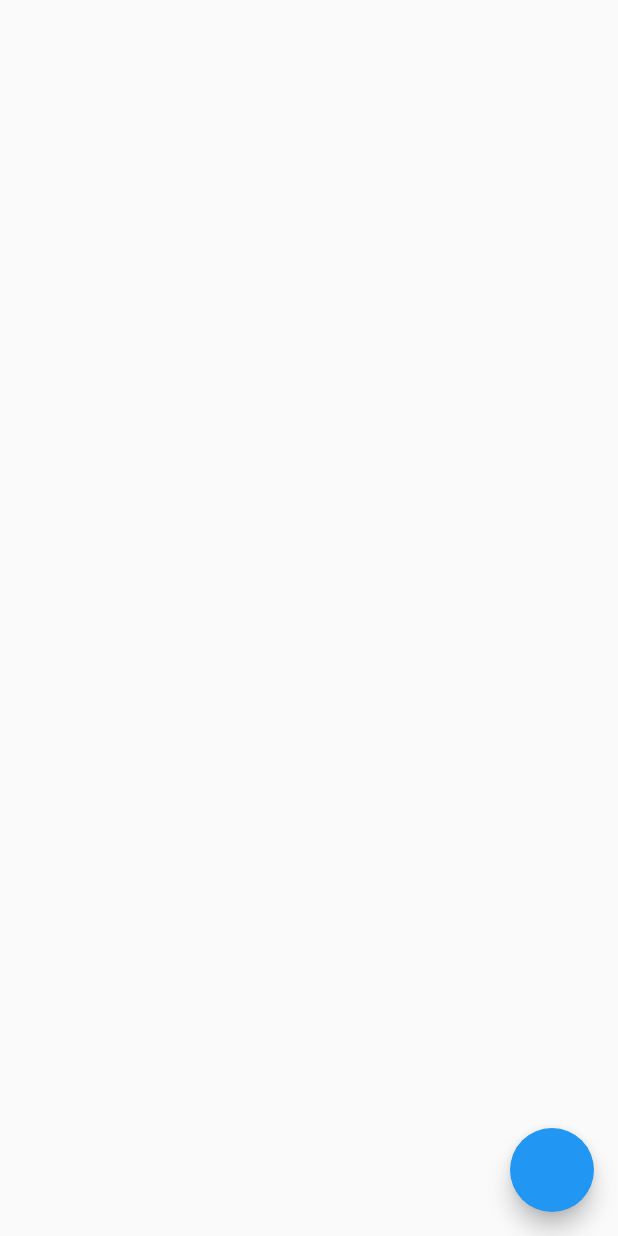
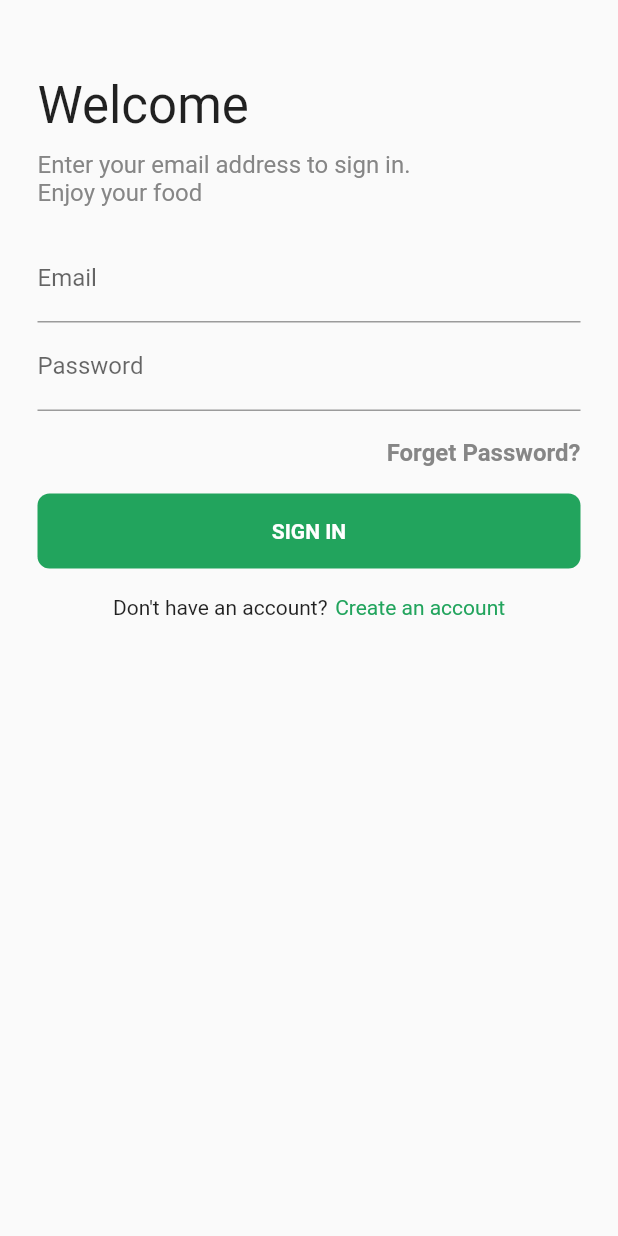
Before and after one commit to FilledStacks/boxtout, a Flutter app: the screen it shows after launch, on a phone screen of 412 x 824 dp. Run offline on Flutter 3.47's test engine with Material 2 defaults, Android fonts, the phone set to English and light mode, and no system bars; our stand-ins replace firebase_core, stacked, stacked_services; missing offline and left inert: stacked_firebase_auth; accounts and stored records are empty.

Commit message:
Adds login and create account form functionality

```diff
--- a/src/clients/customer/lib/app/app.locator.dart
+++ b/src/clients/customer/lib/app/app.locator.dart
@@ -1,16 +1,18 @@
 // GENERATED CODE - DO NOT MODIFY BY HAND
 
 // **************************************************************************
-// StackedGetItGenerator
+// StackedLocatorGenerator
 // **************************************************************************
 
 // ignore_for_file: public_member_api_docs
 
 import 'package:stacked/stacked.dart';
+import 'package:stacked_firebase_auth/stacked_firebase_auth.dart';
 import 'package:stacked_services/stacked_services.dart';
 
 final locator = StackedLocator.instance;
 
 void setupLocator() {
   locator.registerLazySingleton(() => NavigationService());
+  locator.registerSingleton(FirebaseAuthenticationService());
 }
--- a/src/clients/customer/lib/app/app.router.dart
+++ b/src/clients/customer/lib/app/app.router.dart
@@ -10,15 +10,21 @@ import 'package:flutter/cupertino.dart';
 import 'package:flutter/material.dart';
 import 'package:stacked/stacked.dart';
 
-import '../ui/second/second_view.dart';
+import '../ui/address_selection/address_selection_view.dart';
+import '../ui/create_account/create_account_view.dart';
+import '../ui/login/login_view.dart';
 import '../ui/startup/startup_view.dart';
 
 class Routes {
-  static const String startUpView = '/';
-  static const String secondView = '/second-view';
+  static const String startUpView = '/start-up-view';
+  static const String addressSelectionView = '/address-selection-view';
+  static const String createAccountView = '/create-account-view';
+  static const String loginView = '/';
   static const all = <String>{
     startUpView,
-    secondView,
+    addressSelectionView,
+    createAccountView,
+    loginView,
   };
 }
 
@@ -27,7 +33,9 @@ class StackedRouter extends RouterBase {
   List<RouteDef> get routes => _routes;
   final _routes = <RouteDef>[
     RouteDef(Routes.startUpView, page: StartUpView),
-    RouteDef(Routes.secondView, page: SecondView),
+    RouteDef(Routes.addressSelectionView, page: AddressSelectionView),
+    RouteDef(Routes.createAccountView, page: CreateAccountView),
+    RouteDef(Routes.loginView, page: LoginView),
   ];
   @override
   Map<Type, StackedRouteFactory> get pagesMap => _pagesMap;
@@ -38,11 +46,45 @@ class StackedRouter extends RouterBase {
         settings: data,
       );
     },
-    SecondView: (data) {
+    AddressSelectionView: (data) {
       return CupertinoPageRoute<dynamic>(
-        builder: (context) => const SecondView(),
+        builder: (context) => const AddressSelectionView(),
+        settings: data,
+      );
+    },
+    CreateAccountView: (data) {
+      var args = data.getArgs<CreateAccountViewArguments>(
+        orElse: () => CreateAccountViewArguments(),
+      );
+      return CupertinoPageRoute<dynamic>(
+        builder: (context) => CreateAccountView(key: args.key),
+        settings: data,
+      );
+    },
+    LoginView: (data) {
+      var args = data.getArgs<LoginViewArguments>(
+        orElse: () => LoginViewArguments(),
+      );
+      return CupertinoPageRoute<dynamic>(
+        builder: (context) => LoginView(key: args.key),
         settings: data,
       );
     },
   };
 }
+
+/// ************************************************************************
+/// Arguments holder classes
+/// *************************************************************************
+
+/// CreateAccountView arguments holder class
+class CreateAccountViewArguments {
+  final Key key;
+  CreateAccountViewArguments({this.key});
+}
+
+/// LoginView arguments holder class
+class LoginViewArguments {
+  final Key key;
+  LoginViewArguments({this.key});
+}
--- a/src/clients/customer/lib/main.dart
+++ b/src/clients/customer/lib/main.dart
@@ -1,3 +1,4 @@
+import 'package:customer/ui/login/login_view.dart';
 import 'package:firebase_core/firebase_core.dart';
 import 'package:flutter/material.dart';
 import 'package:stacked_services/stacked_services.dart';
@@ -23,6 +24,7 @@ class MyApp extends StatelessWidget {
       ),
       navigatorKey: StackedService.navigatorKey,
       onGenerateRoute: StackedRouter().onGenerateRoute,
+      // home: LoginView(),
     );
   }
 }
--- /dev/null
+++ b/src/clients/customer/lib/ui/address_selection/address_selection_viewmodel.dart
@@ -0,0 +1,3 @@
+import 'package:stacked/stacked.dart';
+
+class AddressSelectionViewModel extends BaseViewModel {}
--- /dev/null
+++ b/src/clients/customer/lib/ui/base/authentication_viewmodel.dart
@@ -0,0 +1,28 @@
+import 'package:customer/app/app.locator.dart';
+import 'package:flutter/foundation.dart';
+import 'package:stacked/stacked.dart';
+import 'package:stacked_firebase_auth/stacked_firebase_auth.dart';
+import 'package:stacked_services/stacked_services.dart';
+
+abstract class AuthenticationViewModel extends FormViewModel {
+  final navigationService = locator<NavigationService>();
+
+  final String successRoute;
+  AuthenticationViewModel({@required this.successRoute});
+
+  @override
+  void setFormStatus() {}
+
+  Future saveData() async {
+    final result = await runBusyFuture(runAuthentication());
+
+    if (!result.hasError) {
+      // navigate to success route
+      navigationService.replaceWith(successRoute);
+    } else {
+      setValidationMessage(result.errorMessage);
+    }
+  }
+
+  Future<FirebaseAuthenticationResult> runAuthentication();
+}
--- /dev/null
+++ b/src/clients/customer/lib/ui/dumb_widgets/authentication_layout.dart
@@ -0,0 +1,142 @@
+import 'package:customer/ui/shared/styles.dart';
+import 'package:customer/ui/shared/ui_helpers.dart';
+import 'package:flutter/material.dart';
+
+class AuthenticationLayout extends StatelessWidget {
+  final String title;
+  final String subtitle;
+  final String mainButtonTitle;
+  final Widget form;
+  final bool showTermsText;
+  final Function onMainButtonTapped;
+  final Function onCreateAccountTapped;
+  final Function onForgotPassword;
+  final Function onBackPressed;
+  final String validationMessage;
+  final bool busy;
+
+  const AuthenticationLayout({
+    Key key,
+    this.title,
+    this.subtitle,
+    this.mainButtonTitle,
+    this.form,
+    this.onMainButtonTapped,
+    this.onCreateAccountTapped,
+    this.onForgotPassword,
+    this.onBackPressed,
+    this.validationMessage,
+    this.showTermsText = false,
+    this.busy = false,
+  }) : super(key: key);
+
+  @override
+  Widget build(BuildContext context) {
+    return Padding(
+      padding: const EdgeInsets.symmetric(horizontal: 25),
+      child: ListView(
+        children: [
+          if (onBackPressed == null) verticalSpaceLarge,
+          if (onBackPressed != null) verticalSpaceRegular,
+          if (onBackPressed != null)
+            IconButton(
+              padding: EdgeInsets.zero,
+              alignment: Alignment.centerLeft,
+              icon: Icon(
+                Icons.arrow_back_ios,
+                color: Colors.black,
+              ),
+              onPressed: onBackPressed,
+            ),
+          Text(
+            title,
+            style: TextStyle(fontSize: 34),
+          ),
+          verticalSpaceSmall,
+          Align(
+            alignment: Alignment.centerLeft,
+            child: SizedBox(
+              width: screenWidthPercentage(context, percentage: 0.7),
+              child: Text(
+                subtitle,
+                style: ktsMediumGreyBodyText,
+              ),
+            ),
+          ),
+          verticalSpaceRegular,
+          form,
+          verticalSpaceRegular,
+          if (onForgotPassword != null)
+            Align(
+              alignment: Alignment.centerRight,
+              child: GestureDetector(
+                  onTap: onForgotPassword,
+                  child: Text(
+                    'Forget Password?',
+                    style: ktsMediumGreyBodyText.copyWith(
+                      fontWeight: FontWeight.bold,
+                    ),
+                  )),
+            ),
+          verticalSpaceRegular,
+          if (validationMessage != null)
+            Text(
+              validationMessage,
+              style: TextStyle(
+                color: Colors.red,
+                fontSize: kBodyTextSize,
+              ),
+            ),
+          if (validationMessage != null) verticalSpaceRegular,
+          GestureDetector(
+            onTap: onMainButtonTapped,
+            child: Container(
+              width: double.infinity,
+              height: 50,
+              alignment: Alignment.center,
+              decoration: BoxDecoration(
+                color: kcPrimaryColor,
+                borderRadius: BorderRadius.circular(8),
+              ),
+              child: busy
+                  ? CircularProgressIndicator(
+                      valueColor: AlwaysStoppedAnimation(Colors.white),
+                    )
+                  : Text(
+                      mainButtonTitle,
+                      style: TextStyle(
+                          color: Colors.white,
+                          fontWeight: FontWeight.bold,
+                          fontSize: 14),
+                    ),
+            ),
+          ),
+          verticalSpaceRegular,
+          if (onCreateAccountTapped != null)
+            GestureDetector(
+              onTap: onCreateAccountTapped,
+              child: Row(
+                mainAxisAlignment: MainAxisAlignment.center,
+                children: [
+                  Text('Don\'t have an account?'),
+                  horizontalSpaceTiny,
+                  Text(
+                    'Create an account',
+                    style: TextStyle(
+                      color: kcPrimaryColor,
+                    ),
+                  )
+                ],
+              ),
+            ),
+          if (showTermsText)
+            Text(
+              'By signing up you agree to our terms, conditions and privacy policy.',
+              style: ktsMediumGreyBodyText,
+              textAlign: TextAlign.center,
+            )
+        ],
+      ),
+    );
+  }
+}
--- /dev/null
+++ b/src/clients/customer/lib/ui/login/login_view.dart
@@ -0,0 +1,46 @@
+import 'package:customer/ui/dumb_widgets/authentication_layout.dart';
+import 'package:flutter/material.dart';
+import 'package:stacked/stacked.dart';
+import 'package:stacked/stacked_annotations.dart';
+
+import 'login_view.form.dart';
+import 'login_viewmodel.dart';
+
+@FormView(fields: [
+  FormTextField(name: 'email'),
+  FormTextField(name: 'password'),
+])
+class LoginView extends StatelessWidget with $LoginView {
+  LoginView({Key key}) : super(key: key);
+
+  @override
+  Widget build(BuildContext context) {
+    return ViewModelBuilder<LoginViewModel>.reactive(
+      onModelReady: (model) => listenToFormUpdated(model),
+      builder: (context, model, child) => Scaffold(
+          body: AuthenticationLayout(
+        busy: model.isBusy,
+        onMainButtonTapped: model.saveData,
+        onCreateAccountTapped: model.navigateToCreateAccount,
+        validationMessage: model.validationMessage,
+        title: 'Welcome',
+        subtitle: 'Enter your email address to sign in. Enjoy your food',
+        mainButtonTitle: 'SIGN IN',
+        form: Column(
+          children: [
+            TextField(
+              decoration: InputDecoration(labelText: 'Email'),
+              controller: emailController,
+            ),
+            TextField(
+              decoration: InputDecoration(labelText: 'Password'),
+              controller: passwordController,
+            ),
+          ],
+        ),
+        onForgotPassword: () {},
+      )),
+      viewModelBuilder: () => LoginViewModel(),
+    );
+  }
+}
--- /dev/null
+++ b/src/clients/customer/lib/ui/login/login_viewmodel.dart
@@ -0,0 +1,24 @@
+import 'package:customer/app/app.locator.dart';
+import 'package:customer/app/app.router.dart';
+import 'package:customer/ui/base/authentication_viewmodel.dart';
+import 'package:stacked/stacked.dart';
+import 'package:stacked_firebase_auth/src/firebase_authentication_service.dart';
+
+import 'login_view.form.dart';
+
+class LoginViewModel extends AuthenticationViewModel {
+  final _firebaseAuthenticationService =
+      locator<FirebaseAuthenticationService>();
+
+  LoginViewModel() : super(successRoute: Routes.addressSelectionView);
+
+  @override
+  Future<FirebaseAuthenticationResult> runAuthentication() =>
+      _firebaseAuthenticationService.loginWithEmail(
+        email: emailValue,
+        password: passwordValue,
+      );
+
+  void navigateToCreateAccount() =>
+      navigationService.navigateTo(Routes.createAccountView);
+}
--- /dev/null
+++ b/src/clients/customer/lib/ui/shared/styles.dart
@@ -0,0 +1,14 @@
+import 'package:flutter/material.dart';
+
+// colors
+const Color kcPrimaryColor = Color(0xff22A45D);
+const Color kcMediumGreyColor = Color(0xff868686);
+
+// TextStyle
+const TextStyle ktsMediumGreyBodyText = TextStyle(
+  color: kcMediumGreyColor,
+  fontSize: kBodyTextSize,
+);
+
+// Font Sizing
+const double kBodyTextSize = 16;
--- /dev/null
+++ b/src/clients/customer/lib/ui/shared/ui_helpers.dart
@@ -0,0 +1,25 @@
+// Horizontal Spacing
+import 'package:flutter/material.dart';
+
+const Widget horizontalSpaceTiny = SizedBox(width: 5.0);
+const Widget horizontalSpaceSmall = SizedBox(width: 10.0);
+const Widget horizontalSpaceRegular = SizedBox(width: 18.0);
+const Widget horizontalSpaceMedium = SizedBox(width: 25.0);
+const Widget horizontalSpaceLarge = SizedBox(width: 50.0);
+
+const Widget verticalSpaceTiny = SizedBox(height: 5.0);
+const Widget verticalSpaceSmall = SizedBox(height: 10.0);
+const Widget verticalSpaceRegular = SizedBox(height: 18.0);
+const Widget verticalSpaceMedium = SizedBox(height: 25.0);
+const Widget verticalSpaceLarge = SizedBox(height: 50.0);
+
+// Screen Size helpers
+
+double screenWidth(BuildContext context) => MediaQuery.of(context).size.width;
+double screenHeight(BuildContext context) => MediaQuery.of(context).size.height;
+
+double screenHeightPercentage(BuildContext context, {double percentage = 1}) =>
+    screenHeight(context) * percentage;
+
+double screenWidthPercentage(BuildContext context, {double percentage = 1}) =>
+    screenWidth(context) * percentage;
--- a/src/clients/customer/lib/ui/startup/startup_view.dart
+++ b/src/clients/customer/lib/ui/startup/startup_view.dart
@@ -11,9 +11,6 @@ class StartUpView extends StatelessWidget {
   Widget build(BuildContext context) {
     return ViewModelBuilder<StartUpViewModel>.reactive(
       builder: (context, model, child) => Scaffold(
-        floatingActionButton: FloatingActionButton(
-          onPressed: model.doSomething,
-        ),
         body: Center(
           child: Text(model.title),
         ),
--- a/src/clients/customer/lib/ui/startup/startup_viewmodel.dart
+++ b/src/clients/customer/lib/ui/startup/startup_viewmodel.dart
@@ -9,8 +9,4 @@ class StartUpViewModel extends BaseViewModel {
   final _nagivationService = locator<NavigationService>();
 
   String title = '';
-
-  void doSomething() {
-    _nagivationService.navigateTo(Routes.secondView);
-  }
 }
--- a/src/clients/customer/pubspec.yaml
+++ b/src/clients/customer/pubspec.yaml
@@ -36,7 +36,7 @@ dependencies:
   stacked_firebase_auth: ^0.1.0+1
 
   # Stacked State Management
-  stacked: ^1.9.1
+  stacked: ^1.9.5
   stacked_services:
 
 dev_dependencies:
@@ -44,7 +44,7 @@ dev_dependencies:
     sdk: flutter
 
   build_runner:
-  stacked_generator: ^0.1.1
+  stacked_generator: ^0.2.4
 
 # For information on the generic Dart part of this file, see the
 # following page: https://dart.dev/tools/pub/pubspec
```
Also changed, not shown: src/clients/customer/lib/app/app.dart (+9 -2 lines), src/clients/customer/lib/ui/address_selection/address_selection_view.dart (added, +16 -0 lines), src/clients/customer/lib/ui/create_account/create_account_view.dart (added, +51 -0 lines), src/clients/customer/lib/ui/create_account/create_account_view.form.dart (added, +55 -0 lines), src/clients/customer/lib/ui/create_account/create_account_viewmodel.dart (added, +23 -0 lines), src/clients/customer/lib/ui/login/login_view.form.dart (added, +48 -0 lines), src/clients/customer/pubspec.lock.
